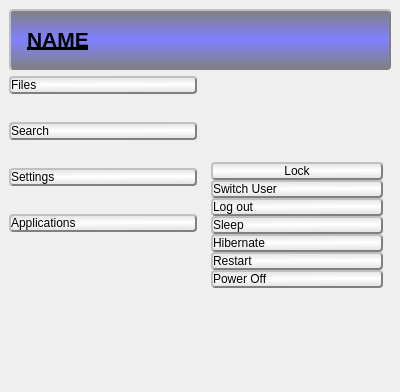
evanjmcafee/JumpMenu, file mainwindow.ui: the form before one commit.
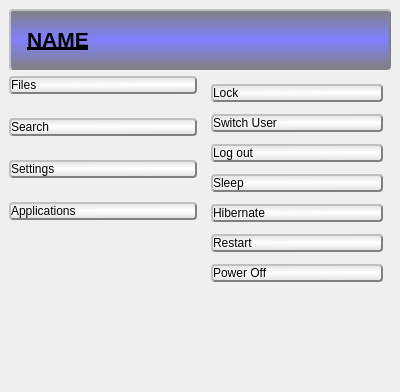
The form after the commit. Icons and pictures are not drawn.

Commit message:
Spacing and A new Icon
- modified spacing
- Added an icon

```diff
--- a/mainwindow.ui
+++ b/mainwindow.ui
@@ -95,7 +95,7 @@
     <item row="1" column="0">
      <layout class="QVBoxLayout" name="verticalLayout">
       <property name="spacing">
-       <number>28</number>
+       <number>24</number>
       </property>
       <item>
        <widget class="QPushButton" name="Files">
@@ -202,9 +202,9 @@
      </layout>
     </item>
     <item row="1" column="1">
-     <layout class="QVBoxLayout" name="Power">
+     <layout class="QVBoxLayout" name="Power" stretch="0">
       <property name="spacing">
-       <number>0</number>
+       <number>8</number>
       </property>
       <property name="sizeConstraint">
        <enum>QLayout::SetMaximumSize</enum>
@@ -223,8 +223,14 @@
       </property>
       <item>
        <layout class="QVBoxLayout" name="verticalLayout_2">
+        <property name="spacing">
+         <number>12</number>
+        </property>
         <item>
          <widget class="QPushButton" name="Lock">
+          <property name="styleSheet">
+           <string notr="true">text-align:left;</string>
+          </property>
           <property name="text">
            <string>Lock</string>
           </property>
@@ -372,6 +378,19 @@
           </property>
          </widget>
         </item>
+        <item>
+         <spacer name="verticalSpacer_2">
+          <property name="orientation">
+           <enum>Qt::Vertical</enum>
+          </property>
+          <property name="sizeHint" stdset="0">
+           <size>
+            <width>20</width>
+            <height>40</height>
+           </size>
+          </property>
+         </spacer>
+        </item>
        </layout>
       </item>
      </layout>
```
Left out of the diff: 29 changed lines with no effect on the pictures. The commit also changes 14 other files.
